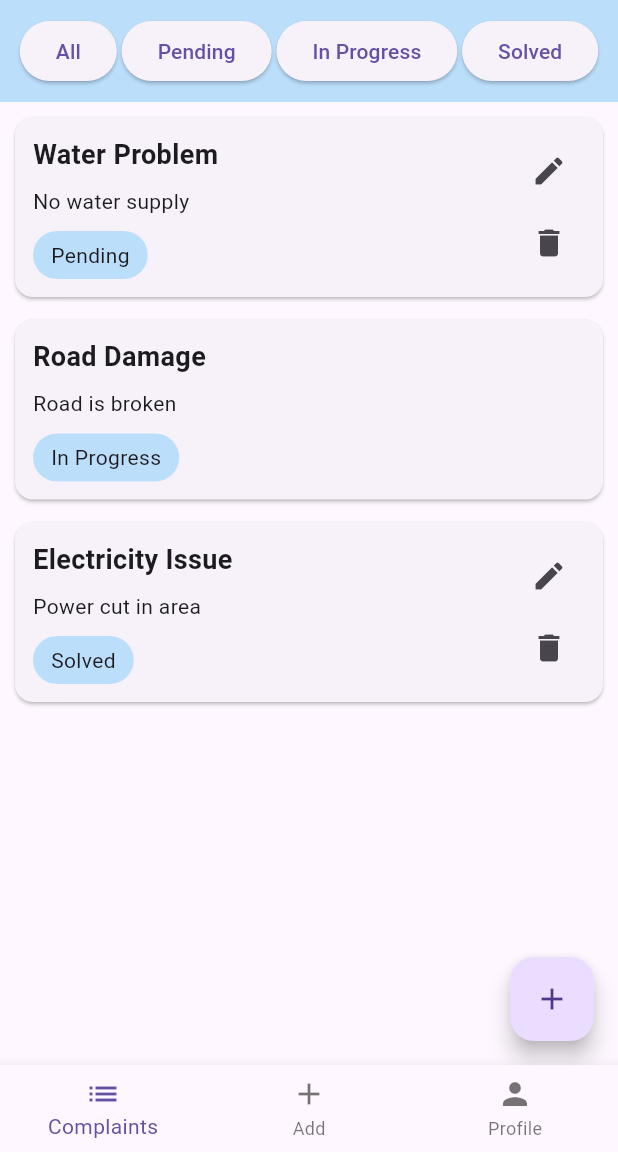
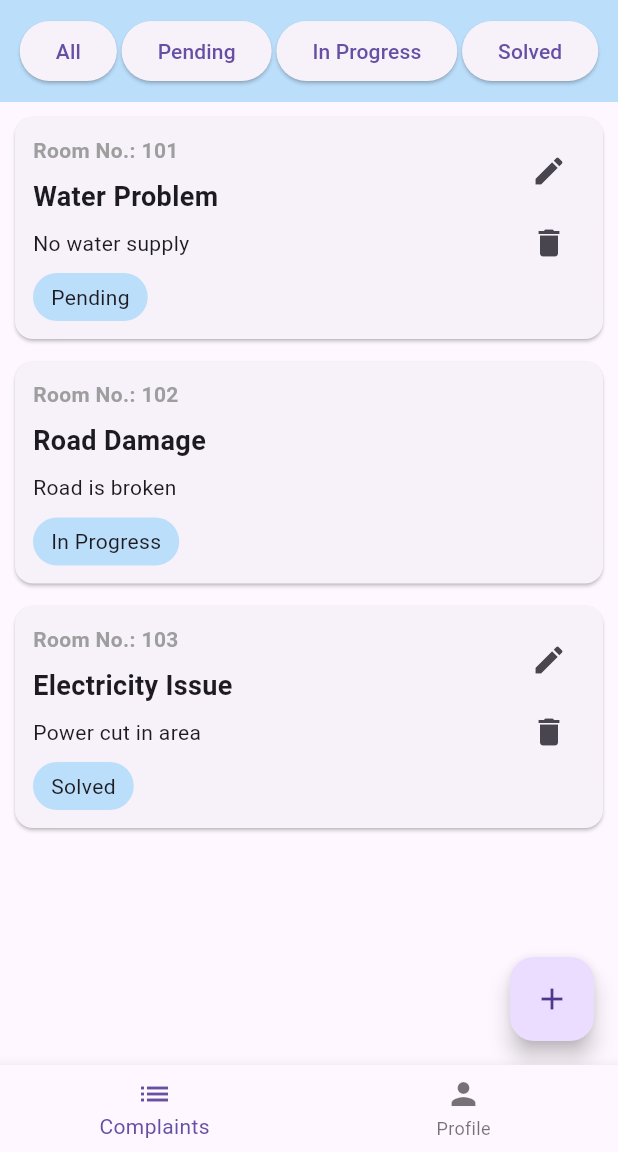
Before and after one commit to Swetpatel662/flutter_project, a Flutter app: the HolderScreen screen opened directly, on a phone screen of 412 x 824 dp, the part 84-1236 px from its top. Run offline on Flutter 3.47's test engine with Material 3 defaults, Android fonts, the phone set to English and light mode, and no system bars.

Commit message:
all changes

```diff
--- a/lib/models/complaint_model.dart
+++ b/lib/models/complaint_model.dart
@@ -1,9 +1,11 @@
 class ComplaintModel {
+  final String room;
   final String title;
   final String description;
   final String status;
 
   ComplaintModel({
+    required this.room,
     required this.title,
     required this.description,
     required this.status,
--- a/lib/screens/complaint_list_screen.dart
+++ b/lib/screens/complaint_list_screen.dart
@@ -15,18 +15,21 @@ class _ComplaintListScreenState extends State<ComplaintListScreen> {
   // DUMMY DATA (OBJECTS)
   List<ComplaintModel> complaints = [
     ComplaintModel(
+      room: "101",
       title: "Water Problem",
       description: "No water supply",
       status: "Pending",
     ),
 
     ComplaintModel(
+      room: "102",
       title: "Road Damage",
       description: "Road is broken",
       status: "In Progress",
     ),
 
     ComplaintModel(
+      room: "103",
       title: "Electricity Issue",
       description: "Power cut in area",
       status: "Solved",
@@ -87,6 +90,7 @@ class _ComplaintListScreenState extends State<ComplaintListScreen> {
             setState(() {
               complaints.add(
                 ComplaintModel(
+                  room: result["101"],
                   title: result["title"],
                   description: result["description"],
                   status: result["status"],
@@ -179,6 +183,17 @@ class _ComplaintListScreenState extends State<ComplaintListScreen> {
                             children: [
                               // TITLE
                               Text(
+                                "Room No.: ${filteredComplaints[index].room}",
+
+                                style: const TextStyle(
+                                  fontSize: 14,
+                                  fontWeight: FontWeight.bold,
+
+                                  color: Colors.grey,
+                                ),
+                              ),
+                              const SizedBox(height: 8),
+                              Text(
                                 filteredComplaints[index].title,
 
                                 style: const TextStyle(
@@ -233,6 +248,7 @@ class _ComplaintListScreenState extends State<ComplaintListScreen> {
                                     setState(() {
                                       filteredComplaints[index] =
                                           ComplaintModel(
+                                            room: result["room"],
                                             title: result["title"],
                                             description: result["description"],
                                             status: result["status"],
--- a/lib/screens/holder_screen.dart
+++ b/lib/screens/holder_screen.dart
@@ -33,8 +33,7 @@ class _HolderScreenState extends State<HolderScreen> {
         items: const [
           BottomNavigationBarItem(icon: Icon(Icons.list), label: "Complaints"),
 
-          BottomNavigationBarItem(icon: Icon(Icons.add), label: "Add"),
-
+          //BottomNavigationBarItem(icon: Icon(Icons.add), label: "Add"),
           BottomNavigationBarItem(icon: Icon(Icons.person), label: "Profile"),
         ],
       ),
--- a/pubspec.yaml
+++ b/pubspec.yaml
@@ -11,6 +11,7 @@ dependencies:
     sdk: flutter
 
   intl: ^0.19.0
+  shared_preferences: ^2.5.5
 
 dev_dependencies:
   flutter_test:
```
Also changed, not shown: lib/widgets/SignUp.dart (+8 -1 lines), lib/screens/Admin_panel.dart (added), pubspec.lock, 1 other file.
